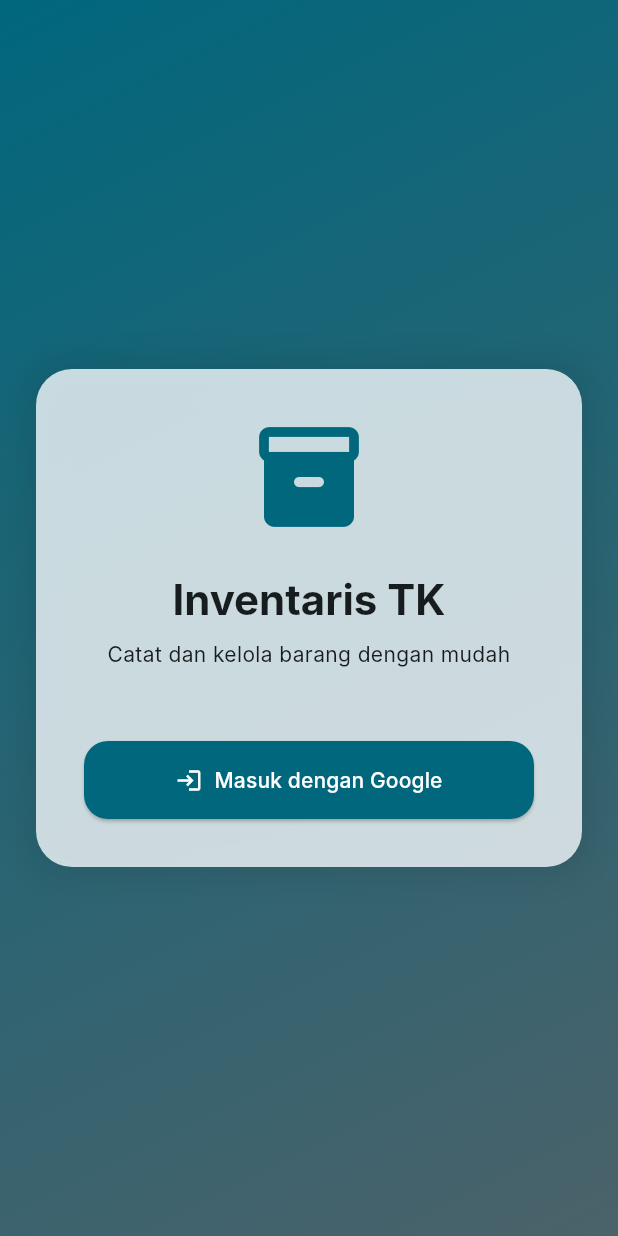
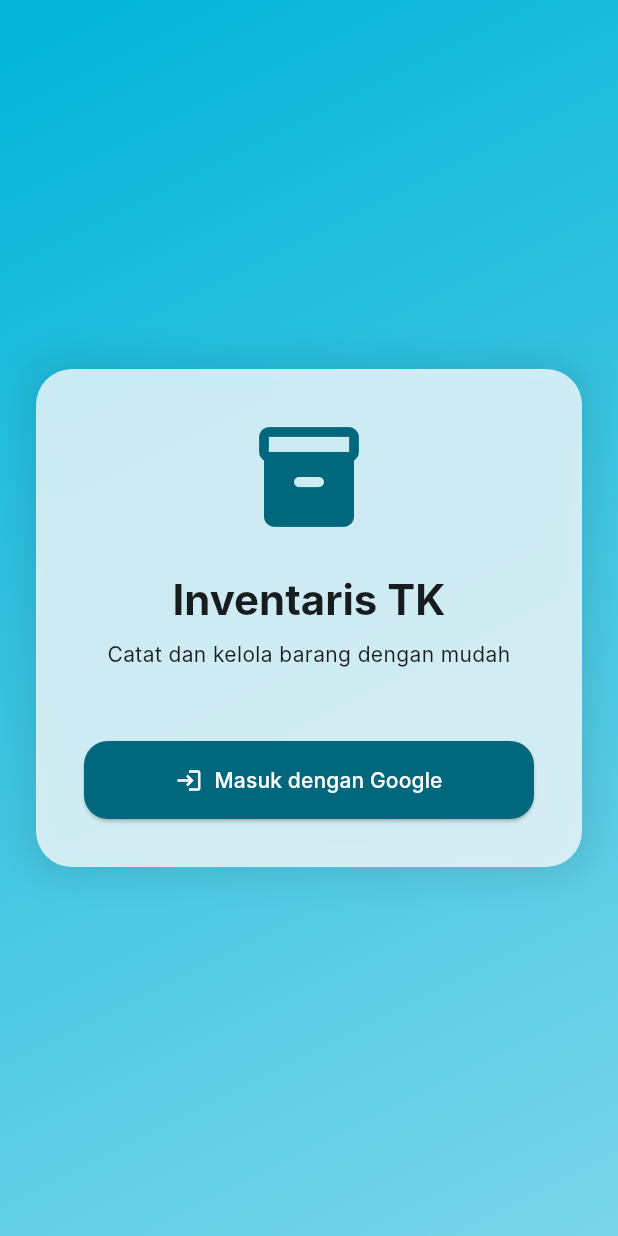
Before and after one commit to maul112/inventory-sederhana, a Flutter app: the screen it shows after launch, on a phone screen of 412 x 824 dp. Run offline on Flutter 3.47's test engine with Material 3 defaults, Android fonts, the phone set to English and light mode, and no system bars; our stand-ins replace firebase_auth, firebase_core, firebase_database, get, google_sign_in, share_plus and 1 more; missing offline and left inert: excel; accounts and stored records are empty; Roboto replaces fonts that are missing (Inter).

```diff
--- a/lib/ui/legger/legger_detail_page.dart
+++ b/lib/ui/legger/legger_detail_page.dart
@@ -2,10 +2,6 @@ import 'package:flutter/material.dart';
 import 'package:get/get.dart';
 import '../../controllers/inventory_controller.dart';
 import '../../controllers/legger_controller.dart';
-import 'student_manage_page.dart';
-import 'surah_manage_page.dart';
-import 'component_manage_page.dart';
-import 'grade_entry_page.dart';
 
 /// Halaman utama Legger: menu kelola siswa, surah, komponen, dan input nilai
 class LeggerDetailPage extends StatefulWidget {
--- a/lib/ui/login_page.dart
+++ b/lib/ui/login_page.dart
@@ -1,20 +1,24 @@
 import 'package:flutter/material.dart';
+import 'package:get/get.dart';
 import '../controllers/auth_controller.dart';
+import '../controllers/theme_controller.dart';
 
 class LoginPage extends StatelessWidget {
   const LoginPage({super.key});
 
   @override
   Widget build(BuildContext context) {
-    return Scaffold(
+    final themeController = Get.find<ThemeController>();
+
+    return Obx(() => Scaffold(
       body: Container(
         decoration: BoxDecoration(
           gradient: LinearGradient(
             begin: Alignment.topLeft,
             end: Alignment.bottomRight,
             colors: [
-              Theme.of(context).colorScheme.primary,
-              Theme.of(context).colorScheme.secondary,
+              themeController.primaryColor.value,
+              themeController.primaryColor.value.withValues(alpha: 0.5),
             ],
           ),
         ),
@@ -83,6 +87,6 @@ class LoginPage extends StatelessWidget {
           ),
         ),
       ),
-    );
+    ));
   }
 }
```
Also changed, not shown: lib/ui/home_page.dart (+11 -6 lines).
